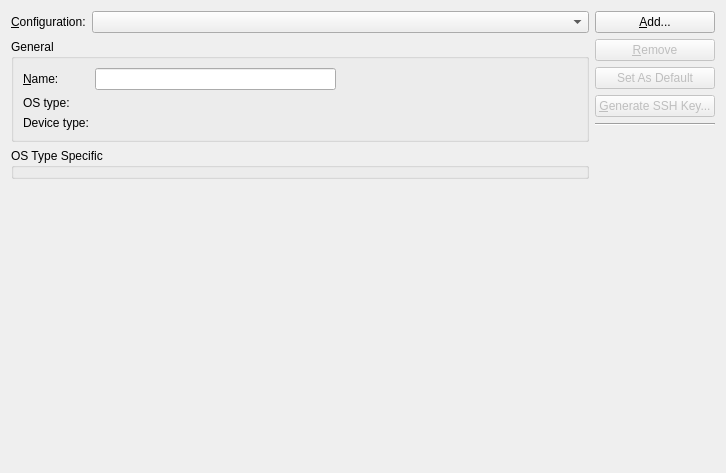
Old version of the form src/plugins/remotelinux/linuxdeviceconfigurationssettingswidget.ui in the repository qt-creator/qt-creator.
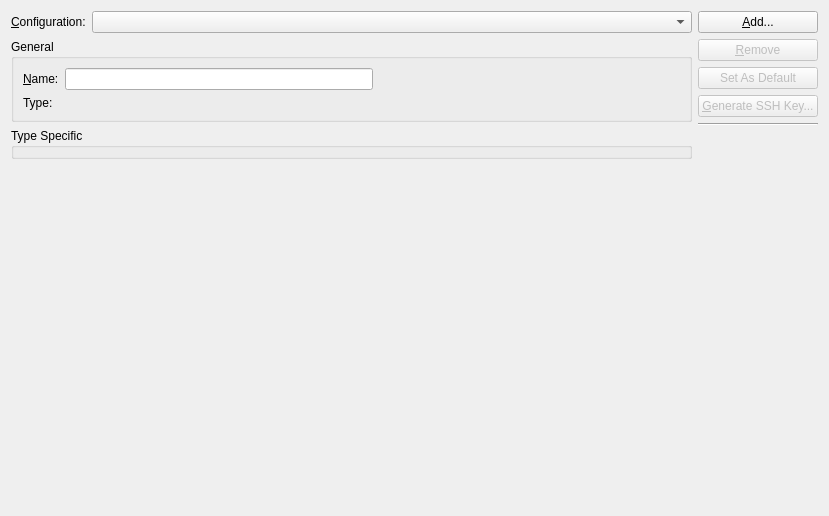
New version of the form.

Commit message:
RemoteLinux: More preparations for introducing an abstract device class.
- Introduce clone() method.
- Rename "osType" to "type" and "deviceType" to "machineType".
- Move machine type display out of generic settings widget.
- Put only immutable attributes into the device constructor and set the
others via setters. As part of this, also give the
SshConnectionParameters a default proxy type. The necessity to give one
to the constructor explicitly was for historical reasons.

The edit to the form file:
```diff
--- a/src/plugins/remotelinux/linuxdeviceconfigurationssettingswidget.ui
+++ b/src/plugins/remotelinux/linuxdeviceconfigurationssettingswidget.ui
@@ -6,8 +6,8 @@
    <rect>
     <x>0</x>
     <y>0</y>
-    <width>726</width>
-    <height>473</height>
+    <width>829</width>
+    <height>516</height>
    </rect>
   </property>
   <property name="windowTitle">
@@ -52,13 +52,6 @@
         <string>General</string>
        </property>
        <layout class="QGridLayout" name="gridLayout">
-        <item row="1" column="0">
-         <widget class="QLabel" name="oSTypeLabel">
-          <property name="text">
-           <string>OS type:</string>
-          </property>
-         </widget>
-        </item>
         <item row="1" column="1">
          <widget class="QLabel" name="osTypeValueLabel">
           <property name="text">
@@ -79,17 +72,10 @@
         <item row="0" column="1">
          <widget class="QLineEdit" name="nameLineEdit"/>
         </item>
-        <item row="2" column="0">
-         <widget class="QLabel" name="deviceTypeLabel">
+        <item row="1" column="0">
+         <widget class="QLabel" name="oSTypeLabel">
           <property name="text">
-           <string>Device type:</string>
-          </property>
-         </widget>
-        </item>
-        <item row="2" column="1">
-         <widget class="QLabel" name="deviceTypeValueLabel">
-          <property name="text">
-           <string/>
+           <string>Type:</string>
           </property>
          </widget>
         </item>
@@ -112,7 +98,7 @@
      <item>
       <widget class="QGroupBox" name="osSpecificGroupBox">
        <property name="title">
-        <string>OS Type Specific</string>
+        <string>Type Specific</string>
        </property>
       </widget>
      </item>
```
Left out of the diff: 20 changed lines with no effect on the pictures. The commit also changes 45 other files.
